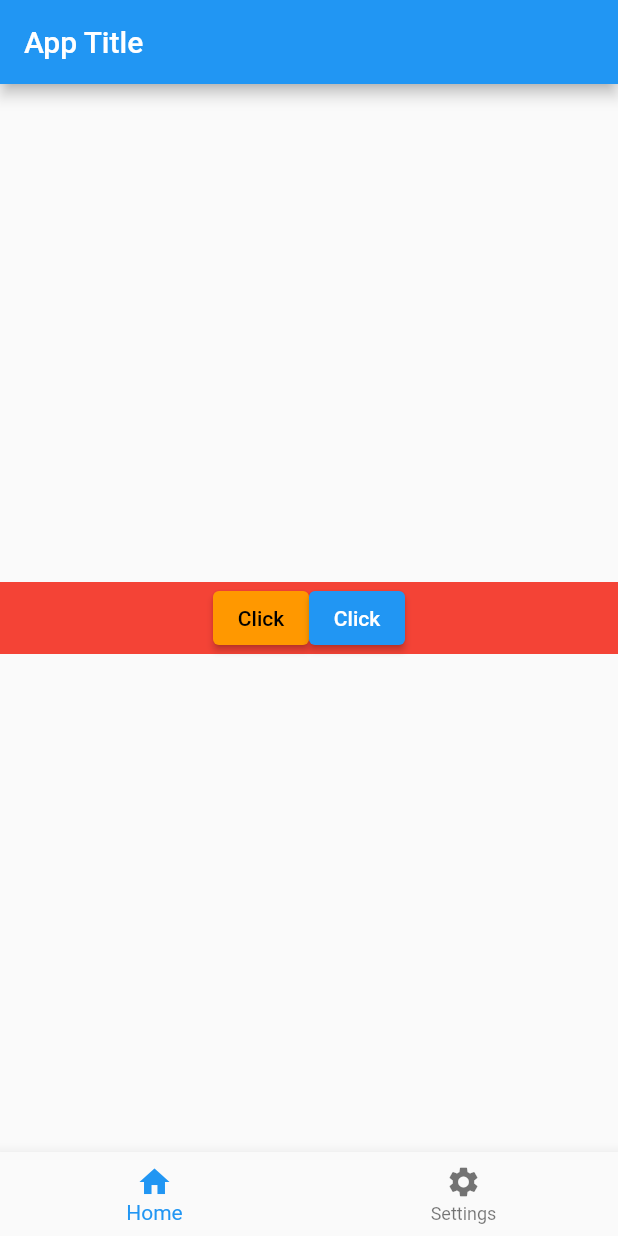
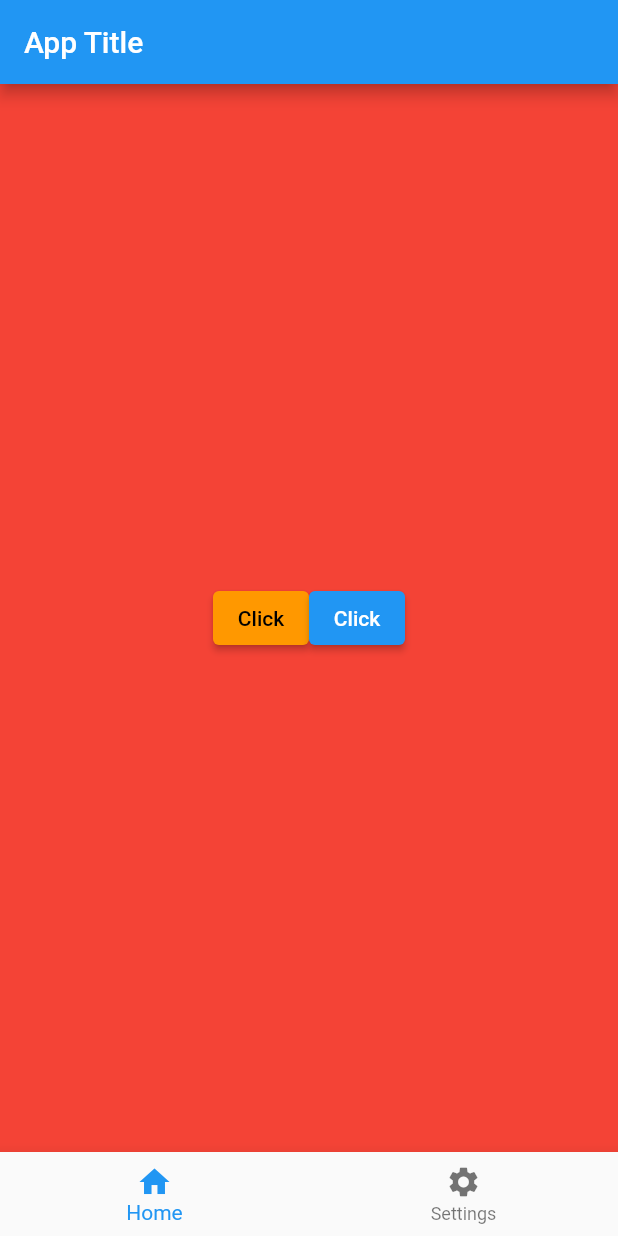
Before and after one commit to NimeshPiyumantha/Flutter_Learning, a Flutter app: the screen it shows after launch, on a phone screen of 412 x 824 dp. Run offline on Flutter 3.47's test engine with Material 2 defaults, Android fonts, the light colour scheme and no system bars.

Commit message:
Refacor project

```diff
--- a/lib/main.dart
+++ b/lib/main.dart
@@ -25,6 +25,8 @@ class _MyAppState extends State<MyApp> {
         ),
         body: Center(
             child: Container(
+          width: double.infinity,
+          height: double.infinity,
           color: Colors.red,
           child: Row(
             mainAxisAlignment: MainAxisAlignment.center,
```
